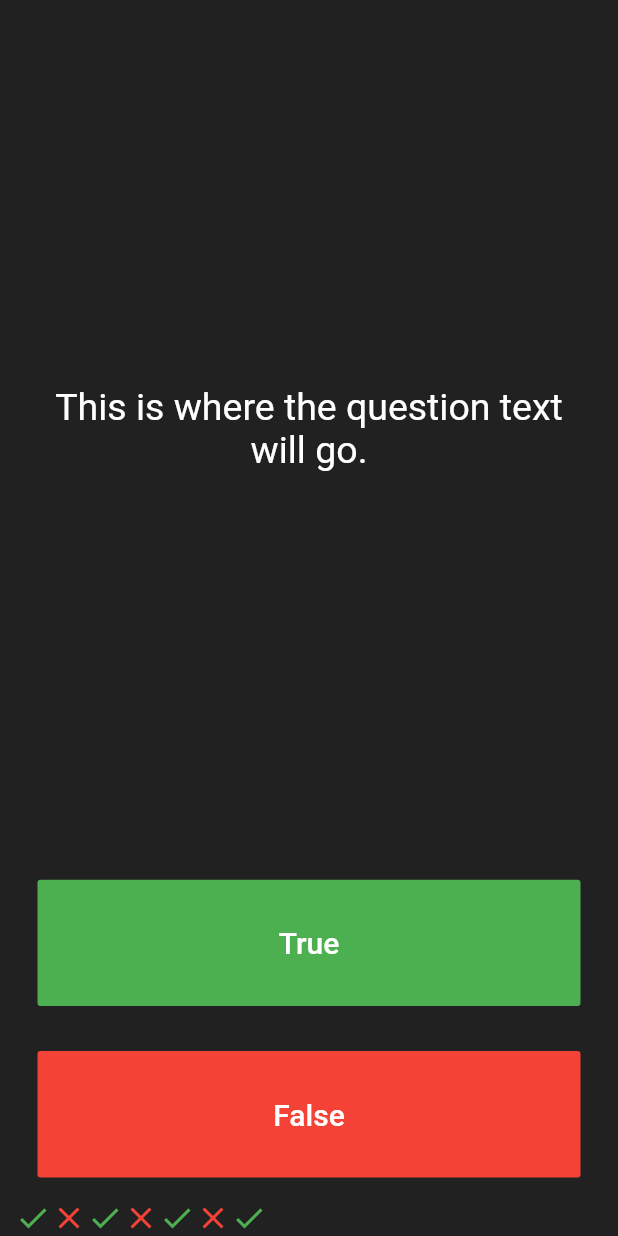
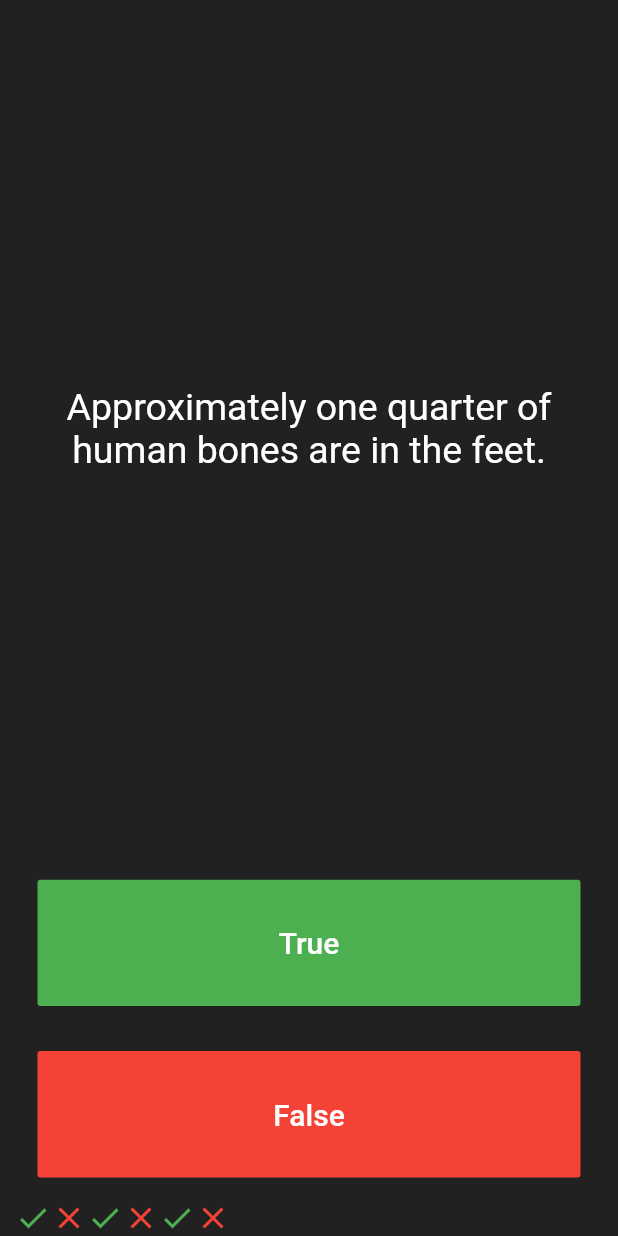
Before and after one commit to AndressaTancredi/Quizzler, a Flutter app: the screen it shows after launch, after a tap on "True", on a phone screen of 412 x 824 dp. Run offline on Flutter 3.47's test engine with Material 2 defaults, Android fonts, the phone set to English and light mode, and no system bars.

Commit message:
create question class

```diff
--- a/lib/main.dart
+++ b/lib/main.dart
@@ -1,5 +1,7 @@
 import 'package:flutter/material.dart';
+import 'package:quizzler/quiz_brain.dart';
 
+QuizBrain quizBrain = QuizBrain();
 void main() => runApp(Quizzler());
 
 class Quizzler extends StatelessWidget {
@@ -25,32 +27,9 @@ class QuizPage extends StatefulWidget {
 }
 
 class _QuizPageState extends State<QuizPage> {
-  List<Icon> scoreKeeper = [
-    Icon(
-      Icons.check,
-      color: Colors.green,
-    ),
-    Icon(
-      Icons.close,
-      color: Colors.red,
-    ),
-    Icon(
-      Icons.check,
-      color: Colors.green,
-    ),
-    Icon(
-      Icons.close,
-      color: Colors.red,
-    ),
-    Icon(
-      Icons.check,
-      color: Colors.green,
-    ),
-    Icon(
-      Icons.close,
-      color: Colors.red,
-    )
-  ];
+  List<Icon> scoreKeeper = [];
+
+  int questionNumber = 0;
 
   @override
   Widget build(BuildContext context) {
@@ -64,7 +43,7 @@ class _QuizPageState extends State<QuizPage> {
             padding: EdgeInsets.all(10.0),
             child: Center(
               child: Text(
-                'This is where the question text will go.',
+                quizBrain.questionBank[questionNumber].questionText,
                 textAlign: TextAlign.center,
                 style: TextStyle(
                   fontSize: 25.0,
@@ -88,15 +67,16 @@ class _QuizPageState extends State<QuizPage> {
                 ),
               ),
               onPressed: () {
+                //The user picked true.
+                bool correctAnswer = quizBrain.questionBank[questionNumber].questionAnswer;
+                if (correctAnswer == true) {
+                  print('yes');
+                } else {
+                  print('no');
+                }
                 setState(() {
-                  scoreKeeper.add(
-                    Icon(
-                      Icons.check,
-                      color: Colors.green,
-                    ),
-                  );
+                  questionNumber++;
                 });
-                //The user picked true.
               },
             ),
           ),
@@ -115,12 +95,46 @@ class _QuizPageState extends State<QuizPage> {
               ),
               onPressed: () {
                 //The user picked false.
+                bool correctAnswer = quizBrain.questionBank[questionNumber].questionAnswer;
+                if (correctAnswer == false) {
+                  print('yes');
+                } else {
+                  print('no');
+                }
+                setState(() {
+                  questionNumber++;
+                });
               },
             ),
           ),
         ),
         Row(
-          children: scoreKeeper,
+          children: [
+            Icon(
+              Icons.check,
+              color: Colors.green,
+            ),
+            Icon(
+              Icons.close,
+              color: Colors.red,
+            ),
+            Icon(
+              Icons.check,
+              color: Colors.green,
+            ),
+            Icon(
+              Icons.close,
+              color: Colors.red,
+            ),
+            Icon(
+              Icons.check,
+              color: Colors.green,
+            ),
+            Icon(
+              Icons.close,
+              color: Colors.red,
+            ),
+          ],
         )
       ],
     );
--- /dev/null
+++ b/lib/question.dart
@@ -0,0 +1,11 @@
+import 'package:flutter/cupertino.dart';
+
+class Question {
+  String questionText;
+  bool questionAnswer;
+
+  Question(String q, bool a) {
+    questionText = q;
+    questionAnswer = a;
+  }
+}
--- /dev/null
+++ b/lib/quiz_brain.dart
@@ -0,0 +1,24 @@
+import 'package:quizzler/question.dart';
+
+class QuizBrain {
+  List<Question> questionBank = [
+    Question('You can lead a cow down stairs but not up stairs.', false),
+    Question('Approximately one quarter of human bones are in the feet.', true),
+    Question('A slug\'s blood is green.', true),
+    Question('Some cats are actually allergic to humans', true),
+    Question('You can lead a cow down stairs but not up stairs.', false),
+    Question('Approximately one quarter of human bones are in the feet.', true),
+    Question('A slug\'s blood is green.', true),
+    Question('Buzz Aldrin\'s mother\'s maiden name was \"Moon\".', true),
+    Question('It is illegal to pee in the Ocean in Portugal.', true),
+    Question('No piece of square dry paper can be folded in half more than 7 times.', false),
+    Question(
+        'In London, UK, if you happen to die in the House of Parliament, you are technically entitled to a state funeral, because the building is considered too sacred a place.',
+        true),
+    Question('The loudest sound produced by any animal is 188 decibels. That animal is the African Elephant.', false),
+    Question('The total surface area of two human lungs is approximately 70 square metres.', true),
+    Question('Google was originally called \"Backrub\".', true),
+    Question('Chocolate affects a dog\'s heart and nervous system; a few ounces are enough to kill a small dog.', true),
+    Question('In West Virginia, USA, if you accidentally hit an animal with your car, you are free to take it home to eat.', true),
+  ];
+}
```
